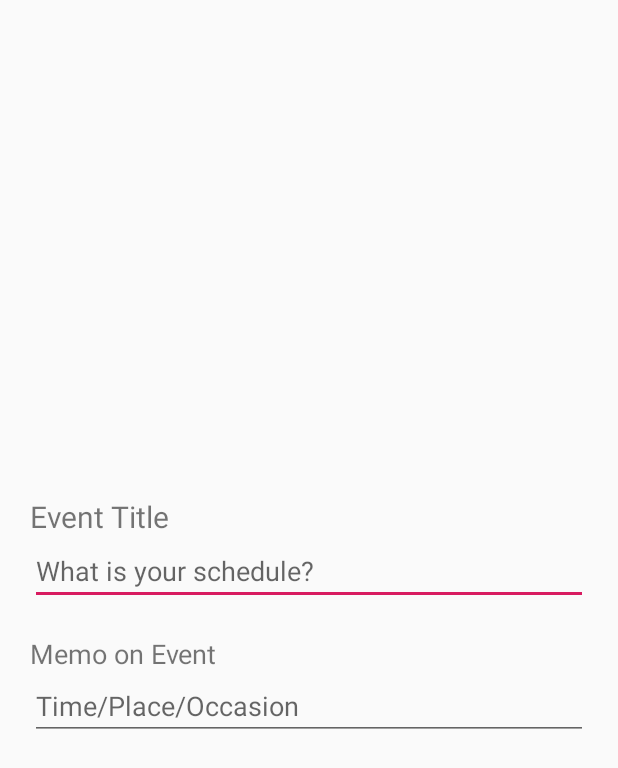
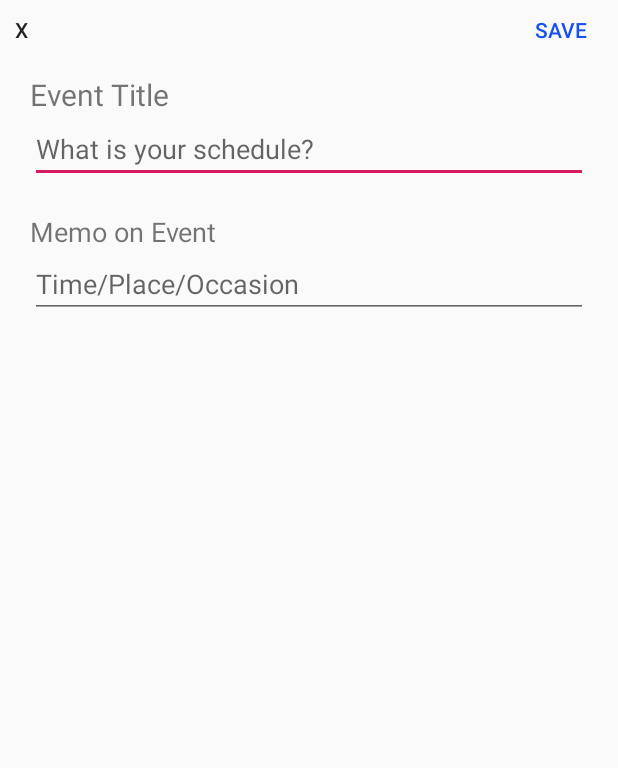
Before and after one commit to HyunjoonCho/MadCamp_Project_1, an Android app: the layout calendar_add_dialog.xml on its own in the app's theme, with its tools: preview values and no code run, on a phone screen of 412 x 824 dp. Shown: the top 768 px of the screen. Run offline under Robolectric (Android 15) with nearby library versions, the phone set to English and light mode, and no system bars.

Commit message:
Calendar Add Dialog improved

```diff
--- /dev/null
+++ b/app/src/main/res/color/selector_button.xml
@@ -0,0 +1,12 @@
+<?xml version="1.0" encoding="utf-8"?>
+<selector xmlns:android="http://schemas.android.com/apk/res/android">
+    <item
+        android:state_enabled="true"
+        android:color="@color/calendar_blue" />
+    <item
+        android:state_enabled="false"
+        android:color="@color/grey" />
+
+    <item
+        android:color="@color/grey"  />
+</selector>
--- a/app/src/main/res/layout/calendar_add_dialog.xml
+++ b/app/src/main/res/layout/calendar_add_dialog.xml
@@ -1,7 +1,48 @@
 <?xml version="1.0" encoding="utf-8"?>
-<LinearLayout xmlns:android="http://schemas.android.com/apk/res/android"
-    android:orientation="vertical" android:layout_width="match_parent"
-    android:layout_height="match_parent"
+<LinearLayout
+    xmlns:android="http://schemas.android.com/apk/res/android"
+    android:orientation="vertical"
+    android:id="@+id/calendar_dialog"
+    android:layout_width="match_parent"
+    android:layout_height="wrap_content">
+    <RelativeLayout
+        android:layout_width="match_parent"
+        android:layout_height="wrap_content"
+        android:orientation="horizontal">
+
+        <Button
+            android:id="@+id/save_event"
+            android:layout_width="wrap_content"
+            android:layout_height="wrap_content"
+            android:layout_alignParentTop="true"
+            android:layout_alignParentRight="true"
+            android:layout_marginTop="10dp"
+            android:layout_marginRight="20dp"
+            android:background="@android:color/transparent"
+            android:minWidth="0dp"
+            android:minHeight="0dp"
+            android:textColor="@color/selector_button"
+            android:text="Save" />
+
+        <Button
+            android:id="@+id/close_dialog"
+            android:layout_width="wrap_content"
+            android:layout_height="wrap_content"
+            android:layout_alignParentLeft="true"
+            android:layout_alignParentTop="true"
+            android:minHeight="0dp"
+            android:minWidth="0dp"
+            android:layout_marginLeft="10dp"
+            android:layout_marginTop="10dp"
+            android:background="@android:color/transparent"
+            android:text="x" />
+    </RelativeLayout>
+
+
+    <LinearLayout
+        android:orientation="vertical"
+        android:layout_width="match_parent"
+        android:layout_height="wrap_content"
         android:padding="20dp"
         android:gravity="center">
 
@@ -37,3 +78,4 @@
             android:gravity="start|top"
             android:inputType="textMultiLine" />
     </LinearLayout>
+</LinearLayout>
--- a/app/src/main/res/values/colors.xml
+++ b/app/src/main/res/values/colors.xml
@@ -6,10 +6,12 @@
     <color name="calendar_black">#D9000000</color>
     <color name="calendar_white">#D9FFFFFF</color>
     <color name="calendar_blue_light">#D2E3FC</color>
+    <color name="calendar_blue">#174DF3</color>
     <color name="calendar_magenta">#FB0887</color>
     <color name="calendar_magenta_light">#FED2E9</color>
     <color name="calendar_light_pink">#F3A1CC</color>
     <color name="calendar_toolbar_color_dark">#455A64</color>
     <color name="white">#fff</color>
+    <color name="grey">#BABABA</color>
     <color name="black">#000</color>
 </resources>
```
Also changed, not shown: app/src/main/java/com/example/madcamp_project_1/CalendarFragment.kt (+65 -44 lines), app/src/main/res/layout/calendar_click_dialog.xml (+13 -25 lines). Lines whose indentation alone changed are shown as unchanged.
